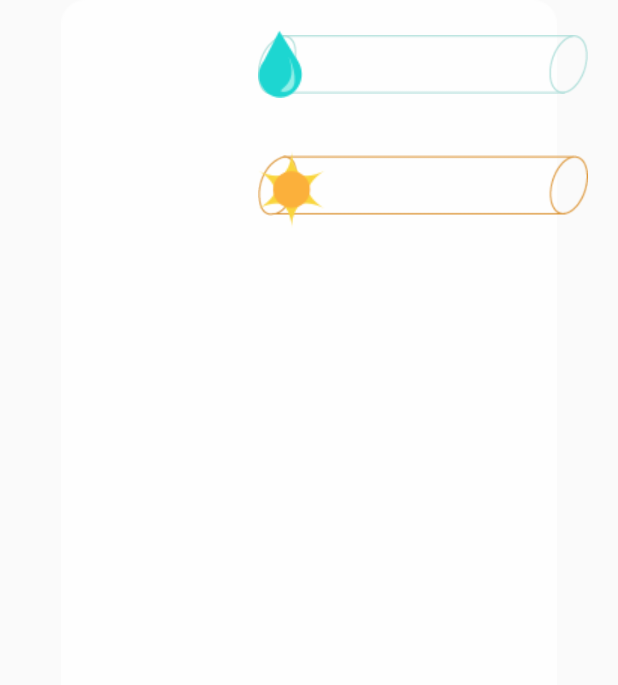
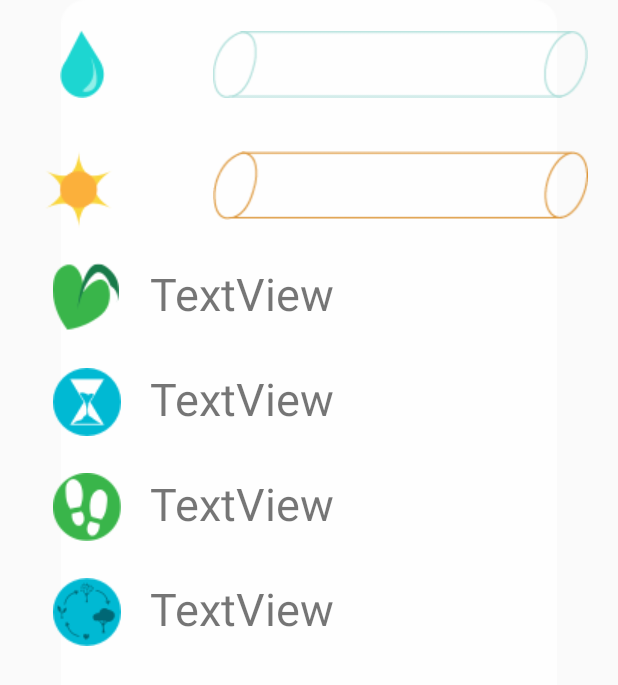
Before and after one commit to Pihlqvist/project_arbor, an Android app: the layout fragment_stats_tab.xml on its own in the app's theme, with its tools: preview values and no code run, on a phone screen of 412 x 824 dp. Shown: the top 685 px of the screen. Run offline under Robolectric (Android 15) with nearby library versions, the light colour scheme and no system bars.

Commit message:
Finished with StatsTab Layout Design :)

```diff
--- a/app/src/main/res/layout/fragment_stats_tab.xml
+++ b/app/src/main/res/layout/fragment_stats_tab.xml
@@ -3,7 +3,6 @@
     xmlns:app="http://schemas.android.com/apk/res-auto"
     android:orientation="vertical" android:layout_width="match_parent"
     android:layout_height="match_parent">
-
     <ImageView
         android:id="@+id/ivTransRectangle"
         android:layout_width="match_parent"
@@ -24,23 +23,16 @@
 
         <ImageView
             android:id="@+id/ivXmlWater"
-            android:layout_width="220dp"
+            android:layout_width="250dp"
             android:layout_height="wrap_content"
             android:src="@drawable/clip_source" />
 
 
         <ImageView
             android:id="@+id/ivEmptyWater"
-            android:layout_width="220dp"
+            android:layout_width="250dp"
             android:layout_height="wrap_content"
             android:src="@drawable/scall" />
-
-        <ImageView
-            android:layout_width="wrap_content"
-            android:layout_height="wrap_content"
-            android:layout_gravity="left"
-            android:layout_marginRight="150dp"
-            android:src="@drawable/water_icon" />
 
 
     </FrameLayout>
@@ -56,26 +48,104 @@
 
         <ImageView
             android:id="@+id/ivEmptySun"
-            android:layout_width="220dp"
+            android:layout_width="250dp"
             android:layout_height="wrap_content"
             android:src="@drawable/empty_sb" />
 
         <ImageView
             android:id="@+id/ivXmlSun"
-            android:layout_width="220dp"
+            android:layout_width="250dp"
             android:layout_height="wrap_content"
             android:src="@drawable/clip_source2" />
-
-        <ImageView
-            android:layout_width="wrap_content"
-            android:layout_height="wrap_content"
-            android:src="@drawable/sun_icon"
-            android:layout_marginRight="150dp"
-            android:layout_gravity="left"/>
-
 
 
     </FrameLayout>
 
+    <ImageView
+        android:id="@+id/ivWaterIcon"
+        android:layout_width="wrap_content"
+        android:layout_height="wrap_content"
+        android:layout_marginTop="20dp"
+        android:layout_marginLeft="40dp"
+        app:srcCompat="@drawable/water_icon" />
+
+    <ImageView
+        android:id="@+id/ivSunIcon"
+        android:layout_width="wrap_content"
+        android:layout_height="wrap_content"
+        android:layout_marginTop="100dp"
+        android:layout_marginLeft="30dp"
+        app:srcCompat="@drawable/sun_icon" />
+
+    <ImageView
+        android:id="@+id/ivHealthIcon"
+        android:layout_width="wrap_content"
+        android:layout_height="wrap_content"
+        android:layout_marginTop="175dp"
+        android:layout_marginLeft="35dp"
+        app:srcCompat="@drawable/health_icon" />
+
+    <ImageView
+        android:id="@+id/ivAgeIcon"
+        android:layout_width="wrap_content"
+        android:layout_height="wrap_content"
+        android:layout_marginTop="245dp"
+        android:layout_marginLeft="35dp"
+        app:srcCompat="@drawable/age_icon" />
+
+    <ImageView
+        android:id="@+id/ivStepsIcon"
+        android:layout_width="wrap_content"
+        android:layout_height="wrap_content"
+        android:layout_marginLeft="35dp"
+        android:layout_marginTop="315dp"
+        app:srcCompat="@drawable/stpes_icon" />
+
+    <ImageView
+        android:id="@+id/ivPhaseIcon"
+        android:layout_width="wrap_content"
+        android:layout_height="wrap_content"
+        android:layout_marginLeft="35dp"
+        android:layout_marginTop="385dp"
+        app:srcCompat="@drawable/phase_icon" />
+
+    <TextView
+        android:id="@+id/tvHealth"
+        android:layout_width="250dp"
+        android:layout_height="50dp"
+        android:layout_marginLeft="100dp"
+        android:layout_marginTop="175dp"
+        android:text="TextView"
+        android:textSize="30sp" />
+
+    <TextView
+        android:id="@+id/tvAge"
+        android:layout_width="250dp"
+        android:layout_height="50dp"
+        android:layout_marginLeft="100dp"
+        android:layout_marginTop="245dp"
+        android:text="TextView"
+        android:textSize="30sp" />
+
+    <TextView
+        android:id="@+id/tvSteps"
+        android:layout_width="250dp"
+        android:layout_height="50dp"
+        android:layout_marginLeft="100dp"
+        android:layout_marginTop="315dp"
+        android:text="TextView"
+        android:textSize="30sp" />
+
+    <TextView
+        android:id="@+id/tvPhase"
+        android:layout_width="250dp"
+        android:layout_height="50dp"
+        android:layout_marginLeft="100dp"
+        android:layout_marginTop="385dp"
+        android:text="TextView"
+        android:textSize="30sp" />
+
+
+
 
 </FrameLayout>
```
Also changed, not shown: app/src/main/res/drawable/age_icon.png (added), app/src/main/res/drawable/health_icon.png (added).
